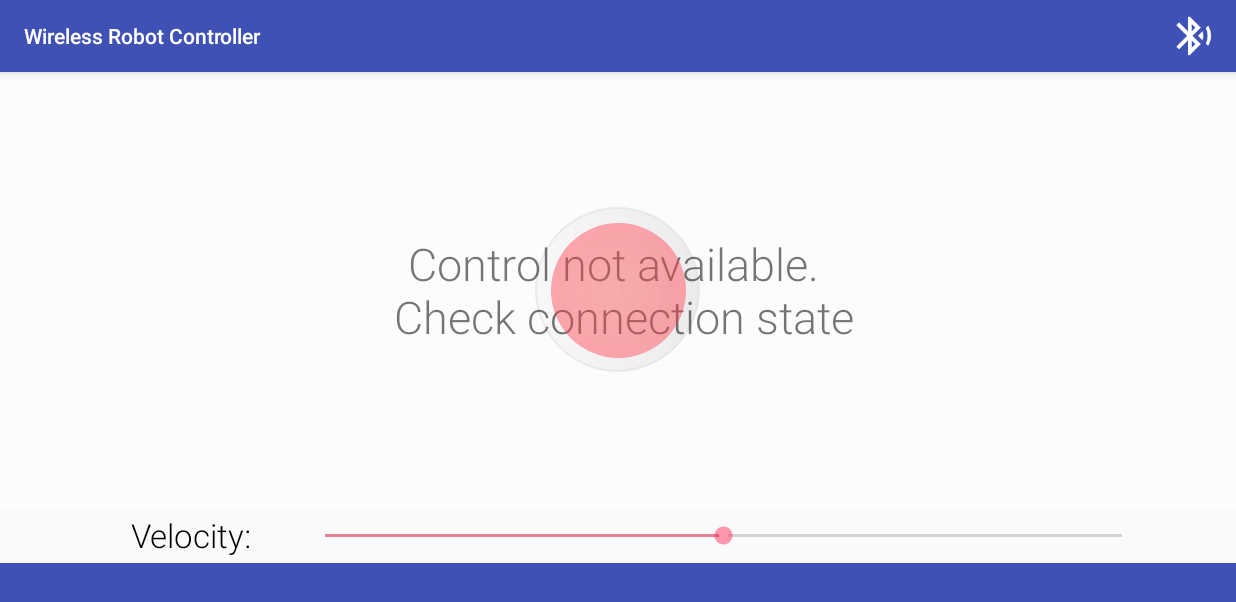
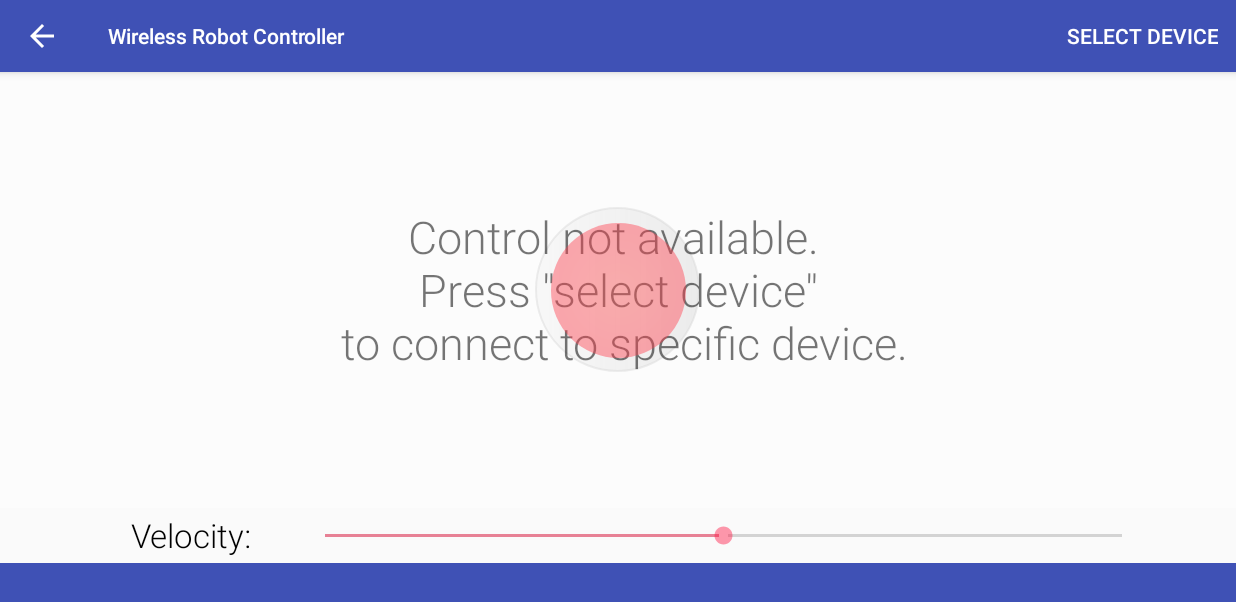
Before and after one commit to PaulinaSadowska/RobotController, an Android app: the ControllerFragment screen opened directly, with no data from a screen before it, on a phone screen of 824 x 412 dp (held sideways). Shown: the top 602 px of the screen. Run offline under Robolectric (Android 15) with nearby library versions, the phone set to English and light mode, and no system bars; network calls fail.

Commit message:
TCP Connection fixed

```diff
--- a/app/src/main/AndroidManifest.xml
+++ b/app/src/main/AndroidManifest.xml
@@ -26,9 +26,11 @@
 
 
         <activity android:name=".Bluetooth.BluetoothActivity"
+            android:parentActivityName=".MainActivity"
             android:screenOrientation="landscape"/>
 
         <activity android:name=".Wifi.WifiActivity"
+            android:parentActivityName=".MainActivity"
             android:screenOrientation="landscape"
             android:theme="@style/FullscreenTheme"/>
 
@@ -36,11 +38,13 @@
         <activity
             android:name=".Bluetooth.DeviceListActivity"
             android:configChanges="orientation|keyboardHidden"
+            android:parentActivityName=".Bluetooth.BluetoothActivity"
             android:label="@string/select_device"
             android:screenOrientation="landscape"
             android:theme="@style/SettingsDialog"/>
 
         <activity android:name=".Wifi.SettingsActivity"
+            android:parentActivityName=".Wifi.WifiActivity"
             android:theme="@style/SettingsDialog"
             android:screenOrientation="landscape"
             android:label="@string/settings"
--- a/app/src/main/java/com/paulina/sadowska/robotwirelesscontroller/Constants.java
+++ b/app/src/main/java/com/paulina/sadowska/robotwirelesscontroller/Constants.java
@@ -7,7 +7,7 @@ import com.paulina.sadowska.robotwirelesscontroller.Bluetooth.BluetoothService;
  */
 public interface Constants {
 
-    int TIME_TO_SEND_CONTROL_MSG_MS = 100; //time in ms
+    int TIME_TO_SEND_CONTROL_MSG_MS = 200; //time in ms
 
     // Message types sent from the BluetoothChatService Handler
     int MESSAGE_STATE_CHANGE = 1;
@@ -52,5 +52,19 @@ public interface Constants {
     String IP_ADRESS_STR = "ip_addr";
     String IP_PORT_CAMERA_STR = "ip_port_camera";
     String IP_PORT_TCP_STR = "ip_port_tcp";
+    String SAVED_VALUES_PREF_STR = "SAVED_VALUES";
+
+    //default wifi values
+    String IP_ADDRESS_DEFAULT = "192.168.1.170";
+    int IP_PORT_TCP_DEFAULT = 80;
+    int IP_PORT_CAMERA_DEFAULT = 8080;
+    String IP_CAMERA_COMMAND_DEFAULT = "?action=stream";
+
+    int CAMERA_WIDTH = 640;
+    int CAMERA_HEIGHT = 480;
+
+    String CONNECTION_LOST_MSG = "connection lost";
+    String CONNECTION_ESTABLISHED_MSG = "connection established";
+
 
 }
--- a/app/src/main/java/com/paulina/sadowska/robotwirelesscontroller/ControllerFragment.java
+++ b/app/src/main/java/com/paulina/sadowska/robotwirelesscontroller/ControllerFragment.java
@@ -50,9 +50,24 @@ public class ControllerFragment extends Fragment implements View.OnTouchListener
     public void setConnectionState(boolean isConnected)
     {
         if(isConnected)
+        {   //hide information about lack of connection
+            connectionState.requestLayout();
             connectionState.setVisibility(View.GONE);
+        }
         else
+        {   //show information about lack of connection
+            connectionState.requestLayout();
             connectionState.setVisibility(View.VISIBLE);
+        }
+    }
+
+    public boolean getConnectionState()
+    {
+        connectionState.requestLayout();
+        if(connectionState.getVisibility() == View.GONE)
+            return true; //information about lack of connection hidden
+        else
+            return false; //information about lack of connection shown
     }
 
 
@@ -84,14 +99,19 @@ public class ControllerFragment extends Fragment implements View.OnTouchListener
             }
         });
 
+        if(getActivity().getLocalClassName().equals("Wifi.WifiActivity"))
+            connectionState.setText(getActivity().getString(R.string.control_not_allowed_wifi));
+        else
+            connectionState.setText(getActivity().getString(R.string.control_not_allowed_bluetooth));
+
         mInnerCircleView.setOnTouchListener(this);
         return rootView;
     }
 
 
     public void fragmentDimensionsChanged() {
-        //center after 10ms
-       mHandler.postDelayed(centerInnerCircle, 20);
+        //center after 25ms
+       mHandler.postDelayed(centerInnerCircle, 25);
     }
 
     private RelativeLayout.LayoutParams centerInnerCircle(RelativeLayout.LayoutParams layoutParams)
--- a/app/src/main/res/layout/activity_device_list.xml
+++ b/app/src/main/res/layout/activity_device_list.xml
@@ -13,11 +13,12 @@
      See the License for the specific language governing permissions and
      limitations under the License.
 -->
-<LinearLayout xmlns:android="http://schemas.android.com/apk/res/android"
+
+<LinearLayout
     android:layout_width="match_parent"
     android:layout_height="match_parent"
     android:orientation="vertical"
-    >
+    xmlns:android="http://schemas.android.com/apk/res/android">
 
     <TextView
         android:id="@+id/title_paired_devices"
--- a/app/src/main/res/layout/controller_fragment.xml
+++ b/app/src/main/res/layout/controller_fragment.xml
@@ -23,7 +23,7 @@
             android:gravity="center"
             android:background="@color/white_overlay"
             android:layout_centerInParent="true"
-            android:text="@string/control_not_allowed"
+            android:text="@string/control_not_allowed_wifi"
             android:textSize="@dimen/connection_state_text_size"
             android:fontFamily="sans-serif-light"
             android:id="@+id/connection_state_text_view"/>
--- a/app/src/main/res/menu/bluetooth_menu.xml
+++ b/app/src/main/res/menu/bluetooth_menu.xml
@@ -3,14 +3,8 @@
     xmlns:app="http://schemas.android.com/apk/res-auto">
     <item
         android:id="@+id/secure_connect_scan"
-        android:icon="@drawable/ic_action_device_access_bluetooth_searching"
         app:showAsAction="ifRoom"
-        android:title="@string/secure_connect"/>
-
-    <!--<item
-        android:id="@+id/insecure_connect_scan"
-        app:showAsAction="never"
-        android:title="@string/insecure_connect"/>-->
+        android:title="@string/settings_bluetooth"/>
 
 
 </menu>
--- a/app/src/main/res/values/strings.xml
+++ b/app/src/main/res/values/strings.xml
@@ -23,6 +23,7 @@
     <string name="insecure_connect">Connect a device - Insecure</string>
 
     <string name="settings">Connection settings</string>
+    <string name="settings_bluetooth">Select device</string>
 
     <string name="ip_setting_label">Address</string>
     <string name="port_camera_setting_label">Camera port</string>
@@ -35,7 +36,7 @@
     <string name="command_streaming">\?action=stream</string>
     <string name="command_videofeed">videofeed</string>
 
-    <string name="settings_done">Done</string>
+    <string name="settings_done">connect</string>
 
     <string name="title_not_connected_to_camera">Not connected to camera</string>
     <string name="title_connected_to_camera">Connected to camera</string>
@@ -43,6 +44,7 @@
     <string name="title_imageerror">Error on preparing images</string>
 
     <!-- Connection states status in ControllerFragment-->
-    <string name="control_not_allowed">Control not available. \n Check connection state </string>
+    <string name="control_not_allowed_wifi">Control not available. \n Check the connection settings \n and reconnect.</string>
+    <string name="control_not_allowed_bluetooth">Control not available. \n Press \"select device\" \n to connect to specific device.</string>
 
 </resources>
```
Also changed, not shown: app/src/main/java/com/paulina/sadowska/robotwirelesscontroller/Wifi/MjpegFragment.java (+18 -10 lines), app/src/main/java/com/paulina/sadowska/robotwirelesscontroller/Wifi/SettingsActivity.java (+21 -7 lines), app/src/main/java/com/paulina/sadowska/robotwirelesscontroller/Wifi/TCPClient.java (+51 -18 lines), app/src/main/java/com/paulina/sadowska/robotwirelesscontroller/Wifi/WifiActivity.java (+44 -22 lines), app/src/main/java/com/paulina/sadowska/robotwirelesscontroller/Wifi/WifiMessagesManager.java (+11 -3 lines), 2 other files.
